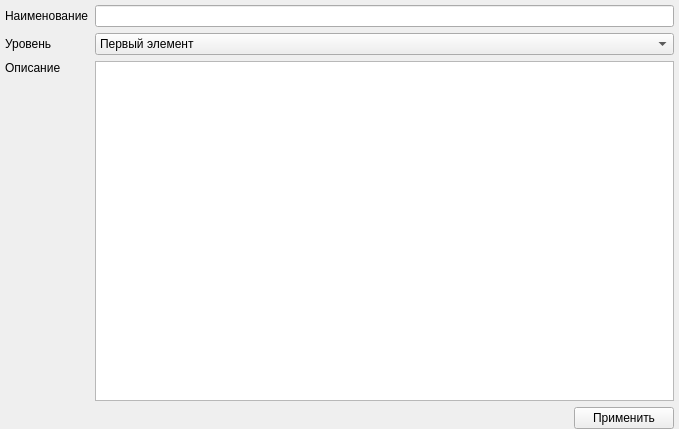
First picture: the form in ui/ClassOptions.ui, repository lazyDesertMan/Mivar, before the edit.
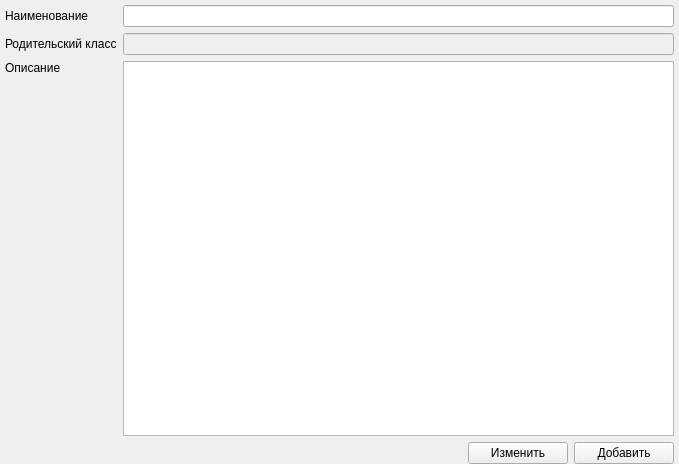
Second picture: the form after the edit.

The edit to the form file:
```diff
--- a/ui/ClassOptions.ui
+++ b/ui/ClassOptions.ui
@@ -7,7 +7,7 @@
     <x>0</x>
     <y>0</y>
     <width>679</width>
-    <height>429</height>
+    <height>464</height>
    </rect>
   </property>
   <property name="windowTitle">
@@ -26,41 +26,8 @@
    <property name="bottomMargin">
     <number>0</number>
    </property>
-   <item row="0" column="0">
-    <widget class="QLabel" name="label">
-     <property name="text">
-      <string>Наименование</string>
-     </property>
-    </widget>
-   </item>
-   <item row="2" column="1">
-    <widget class="QTextEdit" name="ClassDescroption"/>
-   </item>
-   <item row="1" column="0">
-    <widget class="QLabel" name="label_2">
-     <property name="text">
-      <string>Уровень</string>
-     </property>
-    </widget>
-   </item>
-   <item row="0" column="1">
-    <widget class="QLineEdit" name="ClassName"/>
-   </item>
-   <item row="5" column="1">
-    <widget class="QPushButton" name="editClass_Button">
-     <property name="maximumSize">
-      <size>
-       <width>100</width>
-       <height>100</height>
-      </size>
-     </property>
-     <property name="layoutDirection">
-      <enum>Qt::RightToLeft</enum>
-     </property>
-     <property name="text">
-      <string>Применить</string>
-     </property>
-    </widget>
+   <item row="2" column="2">
+    <widget class="QTextEdit" name="descriptionClass"/>
    </item>
    <item row="2" column="0" alignment="Qt::AlignTop">
     <widget class="QLabel" name="label_3">
@@ -69,28 +36,69 @@
      </property>
     </widget>
    </item>
-   <item row="1" column="1">
-    <widget class="QComboBox" name="ClassLvl">
-     <item>
-      <property name="text">
-       <string>Первый элемент</string>
-      </property>
-     </item>
-     <item>
-      <property name="text">
-       <string>Второй элемент</string>
-      </property>
-     </item>
-     <item>
-      <property name="text">
-       <string>Третий элемент</string>
-      </property>
-     </item>
+   <item row="1" column="0">
+    <widget class="QLabel" name="label_2">
+     <property name="text">
+      <string>Родительский класс</string>
+     </property>
     </widget>
    </item>
+   <item row="0" column="2">
+    <widget class="QLineEdit" name="nameClass"/>
+   </item>
    <item row="5" column="0">
     <widget class="QWidget" name="widget" native="true"/>
    </item>
+   <item row="0" column="0">
+    <widget class="QLabel" name="label">
+     <property name="text">
+      <string>Наименование</string>
+     </property>
+    </widget>
+   </item>
+   <item row="1" column="2">
+    <widget class="QLineEdit" name="parentClass">
+     <property name="enabled">
+      <bool>false</bool>
+     </property>
+     <property name="readOnly">
+      <bool>true</bool>
+     </property>
+    </widget>
+   </item>
+   <item row="5" column="2">
+    <layout class="QHBoxLayout" name="horizontalLayout">
+     <item>
+      <widget class="QWidget" name="widget_2" native="true"/>
+     </item>
+     <item>
+      <widget class="QPushButton" name="editClassBtn">
+       <property name="maximumSize">
+        <size>
+         <width>100</width>
+         <height>100</height>
+        </size>
+       </property>
+       <property name="text">
+        <string>Изменить</string>
+       </property>
+      </widget>
+     </item>
+     <item>
+      <widget class="QPushButton" name="addClassBtn">
+       <property name="maximumSize">
+        <size>
+         <width>100</width>
+         <height>100</height>
+        </size>
+       </property>
+       <property name="text">
+        <string>Добавить</string>
+       </property>
+      </widget>
+     </item>
+    </layout>
+   </item>
   </layout>
  </widget>
  <resources/>
```
